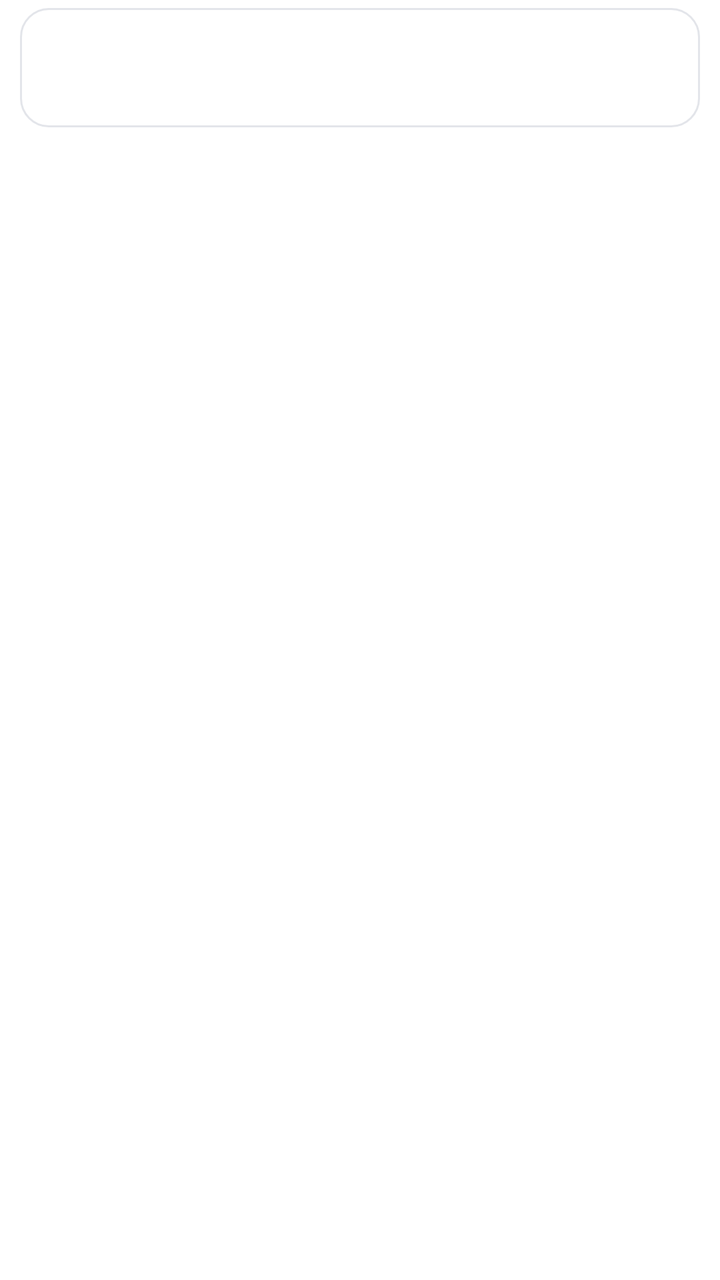
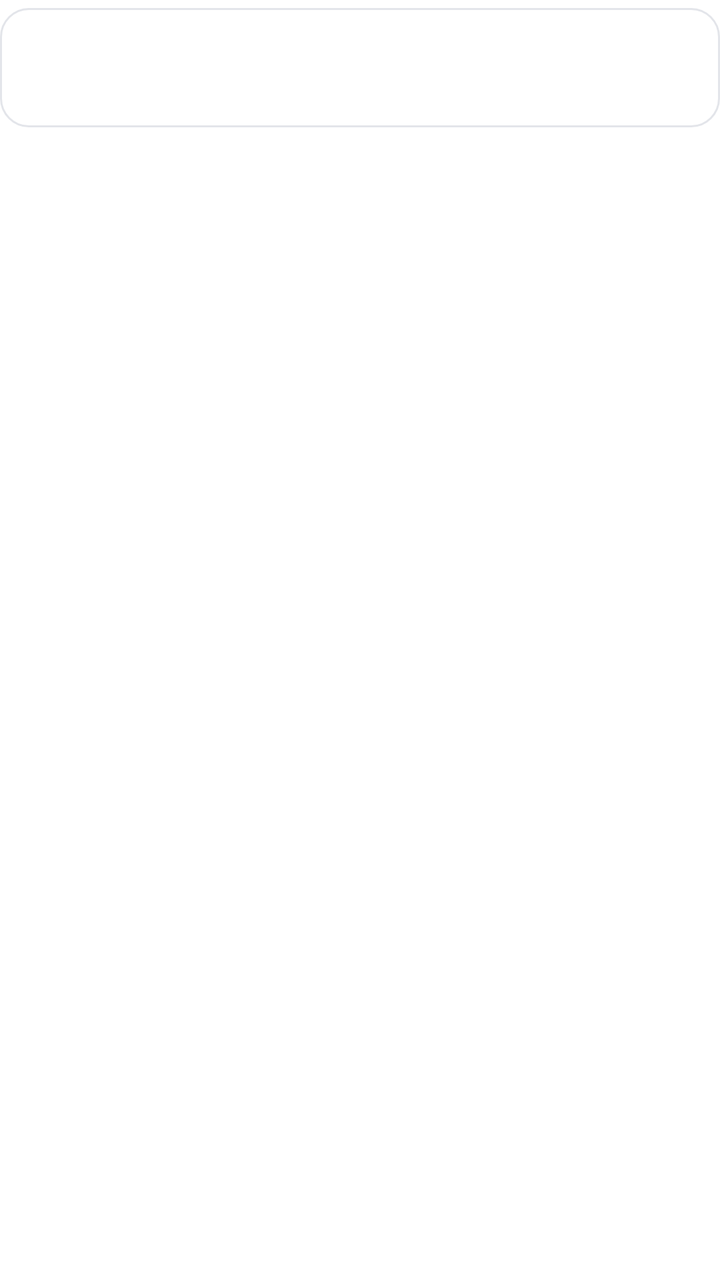

The first picture is an Android layout as it rendered before a commit; the second is the same layout after the commit. The layout source and the unified diff follow.
<!-- AndroidManifest.xml: fallback theme Theme.MaterialComponents.DayNight.NoActionBar -->
<!-- res/layout/item_msav.xml -->
<?xml version="1.0" encoding="utf-8"?>
<LinearLayout xmlns:android="http://schemas.android.com/apk/res/android"
    android:layout_width="match_parent"
    android:layout_height="wrap_content"
    android:orientation="vertical"
    android:paddingStart="10dp"
    android:paddingEnd="10dp"
    android:paddingTop="4dp"
    android:paddingBottom="4dp">

    <LinearLayout
        android:layout_width="match_parent"
        android:layout_height="wrap_content"
        android:orientation="horizontal"
        android:background="@drawable/card_bg_press"
        android:paddingStart="14dp"
        android:paddingEnd="14dp"
        android:paddingTop="10dp"
        android:paddingBottom="10dp">

        <ImageView
            android:id="@+id/msav_thumb"
            android:layout_width="56dp"
            android:layout_height="56dp"
            android:layout_marginEnd="12dp"
            android:layout_gravity="center_vertical"
            android:scaleType="fitCenter"
            android:visibility="gone" />

        <LinearLayout
            android:layout_width="0dp"
            android:layout_height="wrap_content"
            android:layout_weight="1"
            android:orientation="vertical">

            <TextView
                android:id="@+id/msav_title"
                android:layout_width="match_parent"
                android:layout_height="wrap_content"
                android:singleLine="true"
                android:ellipsize="middle"
                android:textColor="@color/fg"
                android:textSize="15sp" />

            <TextView
                android:id="@+id/msav_sub"
                android:layout_width="match_parent"
                android:layout_height="wrap_content"
                android:layout_marginTop="3dp"
                android:lineSpacingExtra="2dp"
                android:textColor="@color/fg_muted"
                android:textSize="12sp" />
        </LinearLayout>

        
        <CheckBox
            android:id="@+id/msav_check"
            android:layout_width="wrap_content"
            android:layout_height="wrap_content"
            android:layout_gravity="center_vertical"
            android:layout_marginStart="6dp"
            android:clickable="false"
            android:focusable="false"
            android:visibility="gone" />
    </LinearLayout>
</LinearLayout>
<!-- resources referenced by this layout -->
<resources>
  <color name="fg">#FF1A1C1E</color>
  <color name="fg_muted">#FF6B7280</color>
  <!-- drawable card_bg_press (drawable) -->
  <?xml version="1.0" encoding="utf-8"?>
  <selector xmlns:android="http://schemas.android.com/apk/res/android">
      <item android:state_pressed="true">
          <shape android:shape="rectangle">
              <solid android:color="@color/card_press" />
              <corners android:radius="14dp" />
              <stroke android:width="1dp" android:color="@color/card_stroke" />
          </shape>
      </item>
      <item>
          <shape android:shape="rectangle">
              <solid android:color="@color/card" />
              <corners android:radius="14dp" />
              <stroke android:width="1dp" android:color="@color/card_stroke" />
          </shape>
      </item>
  </selector>
  <color name="card_press">#FFEFF1F5</color>
  <color name="card_stroke">#FFE3E5EA</color>
  <color name="card">#FFFFFFFF</color>
</resources>

<!-- the commit's change to res/layout/item_msav.xml (unified diff, before → after) -->
@@ -3,8 +3,6 @@
     android:layout_width="match_parent"
     android:layout_height="wrap_content"
     android:orientation="vertical"
-    android:paddingStart="10dp"
-    android:paddingEnd="10dp"
     android:paddingTop="4dp"
     android:paddingBottom="4dp">
 
